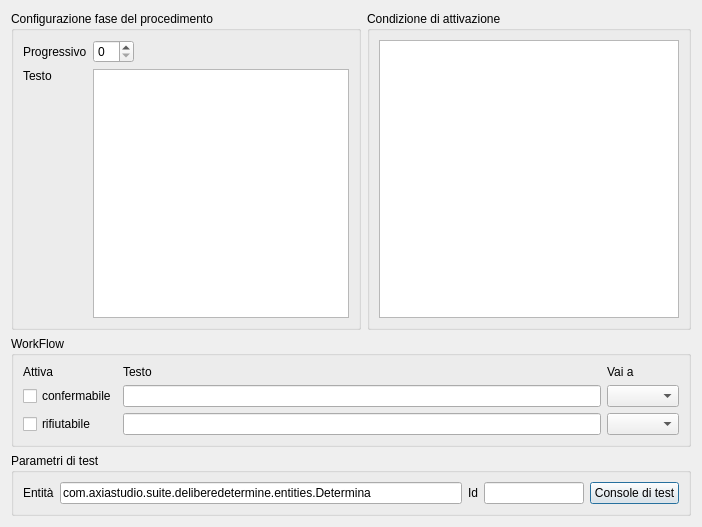
Above: src/com/axiastudio/suite/procedimenti/forms/faseprocedimento.ui from tizianolattisi/suitegda before the change. Below: the same form after it.
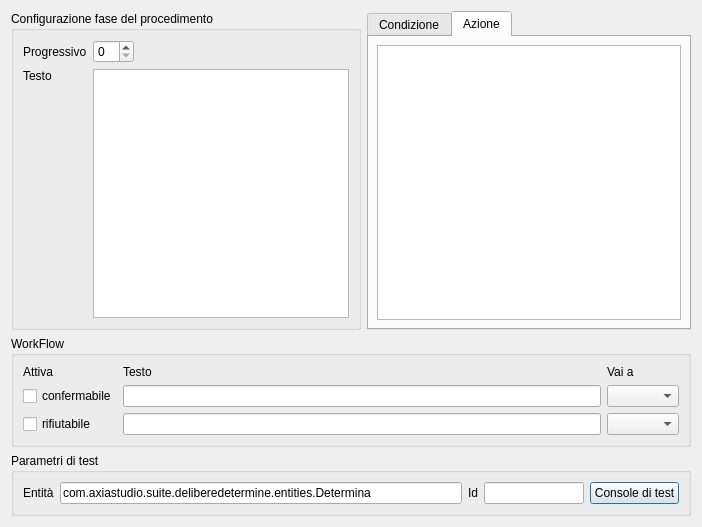
That is the form after the change. The open tabs and pages were chosen to show the change. Custom widgets are drawn as their Qt base class.

Commit message: Gestione dell’azione.

Patch:
```diff
--- a/src/com/axiastudio/suite/procedimenti/forms/faseprocedimento.ui
+++ b/src/com/axiastudio/suite/procedimenti/forms/faseprocedimento.ui
@@ -13,7 +13,7 @@
   <property name="windowTitle">
    <string>Fase del procedimento</string>
   </property>
-  <layout class="QVBoxLayout" name="verticalLayout_2">
+  <layout class="QVBoxLayout" name="verticalLayout_3">
    <item>
     <layout class="QHBoxLayout" name="horizontalLayout">
      <item>
@@ -86,11 +86,27 @@
       </widget>
      </item>
      <item>
-      <widget class="QGroupBox" name="groupBox_3">
-       <property name="title">
-        <string>Condizione di attivazione</string>
+      <widget class="QTabWidget" name="tabWidget">
+       <property name="currentIndex">
+        <number>0</number>
        </property>
-       <layout class="QVBoxLayout" name="verticalLayout">
+       <widget class="QWidget" name="tab">
+        <attribute name="title">
+         <string>Condizione</string>
+        </attribute>
+        <layout class="QVBoxLayout" name="verticalLayout_2">
+         <property name="leftMargin">
+          <number>8</number>
+         </property>
+         <property name="topMargin">
+          <number>8</number>
+         </property>
+         <property name="rightMargin">
+          <number>8</number>
+         </property>
+         <property name="bottomMargin">
+          <number>8</number>
+         </property>
         <item>
          <widget class="QTextEdit" name="textEdit_2">
           <property name="column" stdset="0">
@@ -99,6 +115,33 @@
          </widget>
         </item>
        </layout>
+       </widget>
+       <widget class="QWidget" name="tab_2">
+        <attribute name="title">
+         <string>Azione</string>
+        </attribute>
+        <layout class="QVBoxLayout" name="verticalLayout">
+         <property name="leftMargin">
+          <number>8</number>
+         </property>
+         <property name="topMargin">
+          <number>8</number>
+         </property>
+         <property name="rightMargin">
+          <number>8</number>
+         </property>
+         <property name="bottomMargin">
+          <number>8</number>
+         </property>
+         <item>
+          <widget class="QTextEdit" name="textEdit_3">
+           <property name="column" stdset="0">
+            <string>azione</string>
+           </property>
+          </widget>
+         </item>
+        </layout>
+       </widget>
       </widget>
      </item>
     </layout>
```
Lines whose indentation alone changed are shown as unchanged. The commit also changes 3 other files.
